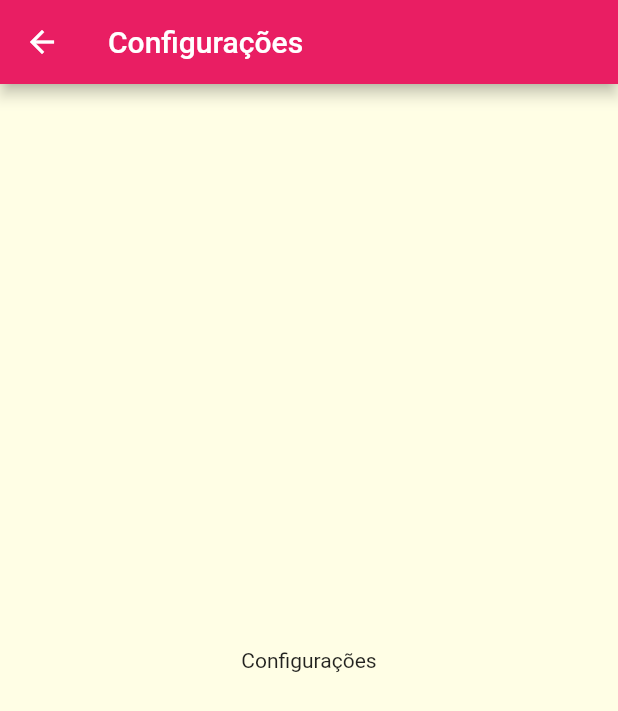
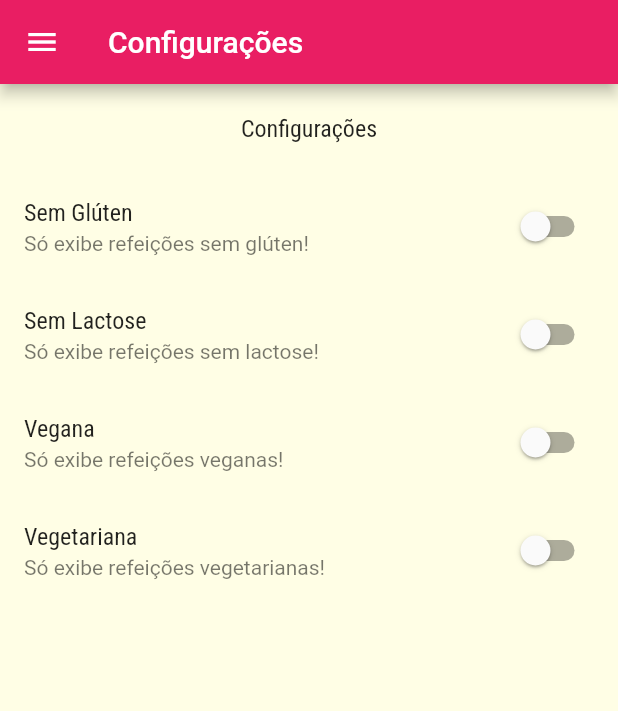
Before and after one commit to jvfranco/flutter_meals, a Flutter app: the SettingsScreen screen opened by its route, on a phone screen of 412 x 824 dp. Shown: the top 711 px of the screen. Run offline on Flutter 3.47's test engine with Material 2 defaults, Android fonts, the phone set to English and light mode, and no system bars; network calls fail.

```diff
--- a/lib/components/main_drawer.dart
+++ b/lib/components/main_drawer.dart
@@ -48,12 +48,13 @@ class MainDrawer extends StatelessWidget {
           _createItem(
             Icons.restaurant,
             'Refeições',
-            () => Navigator.of(context).pushNamed(AppRoutes.HOME),
+            () => Navigator.of(context).pushReplacementNamed(AppRoutes.HOME),
           ),
           _createItem(
             Icons.settings,
             'Configurações',
-            () => Navigator.of(context).pushNamed(AppRoutes.SETTINGS),
+            () =>
+                Navigator.of(context).pushReplacementNamed(AppRoutes.SETTINGS),
           ),
         ],
       ),
--- a/lib/main.dart
+++ b/lib/main.dart
@@ -1,14 +1,43 @@
 import 'package:flutter/material.dart';
+import 'package:meals/models/settings.dart';
 import 'package:meals/screens/categories_meals_screen.dart';
 import 'package:meals/screens/categories_screen.dart';
 import 'package:meals/screens/meal_detail_screen.dart';
 import 'package:meals/screens/settings_screen.dart';
 import 'package:meals/screens/tabs_screen.dart';
 import 'package:meals/utils/app_routes.dart';
+import 'package:meals/models/meal.dart';
+import 'package:meals/data/dummy_data.dart';
 
 void main() => runApp(MyApp());
 
-class MyApp extends StatelessWidget {
+class MyApp extends StatefulWidget {
+  @override
+  State<MyApp> createState() => _MyAppState();
+}
+
+class _MyAppState extends State<MyApp> {
+  Settings settings = Settings();
+
+  List<Meal> _availableMeals = dummyMeals;
+
+  void _filterMeals(Settings settings) {
+    setState(() {
+      this.settings = settings;
+
+      _availableMeals = dummyMeals.where((meal) {
+        final filterGluten = settings.isGlutenFree && !meal.isGlutenFree;
+        final filterLactose = settings.isLactoseFree && !meal.isLactoseFree;
+        final filterVegan = settings.isVegan && !meal.isVegan;
+        final filterVegetarian = settings.isVegetarian && !meal.isVegetarian;
+        return !filterGluten &&
+            !filterLactose &&
+            !filterVegan &&
+            !filterVegetarian;
+      }).toList();
+    });
+  }
+
   @override
   Widget build(BuildContext context) {
     return MaterialApp(
@@ -16,7 +45,7 @@ class MyApp extends StatelessWidget {
       theme: ThemeData(
         colorScheme: ColorScheme.fromSwatch().copyWith(
           primary: Colors.pink,
-          secondary: Colors.amber,
+          secondary: Colors.orange,
         ),
         canvasColor: const Color.fromRGBO(255, 254, 229, 1),
         textTheme: ThemeData.light().textTheme.copyWith(
@@ -28,9 +57,10 @@ class MyApp extends StatelessWidget {
       // home: const CategoriesScreen(),
       routes: {
         AppRoutes.HOME: (ctx) => const TabsScreen(),
-        AppRoutes.CATEGORIES_MEALS: (ctx) => const CategoriesMealsScreen(),
+        AppRoutes.CATEGORIES_MEALS: (ctx) =>
+            CategoriesMealsScreen(_availableMeals),
         AppRoutes.MEAL_DETAIL: (ctx) => const MealDetailScreen(),
-        AppRoutes.SETTINGS: (ctx) => const SettingsScreen(),
+        AppRoutes.SETTINGS: (ctx) => SettingsScreen(_filterMeals, settings),
       },
       // cria rota dinamicamente
       // onGenerateRoute: (settings) {
--- /dev/null
+++ b/lib/models/settings.dart
@@ -0,0 +1,13 @@
+class Settings {
+  bool isGlutenFree;
+  bool isLactoseFree;
+  bool isVegan;
+  bool isVegetarian;
+
+  Settings({
+    this.isGlutenFree = false,
+    this.isLactoseFree = false,
+    this.isVegan = false,
+    this.isVegetarian = false,
+  });
+}
--- a/lib/screens/settings_screen.dart
+++ b/lib/screens/settings_screen.dart
@@ -1,7 +1,41 @@
 import 'package:flutter/material.dart';
+import 'package:meals/components/main_drawer.dart';
+import 'package:meals/models/settings.dart';
 
-class SettingsScreen extends StatelessWidget {
-  const SettingsScreen({Key? key}) : super(key: key);
+class SettingsScreen extends StatefulWidget {
+  final Function(Settings) onSettingsChanged;
+  final Settings settings;
+
+  const SettingsScreen(this.onSettingsChanged, this.settings, {Key? key})
+      : super(key: key);
+
+  @override
+  State<SettingsScreen> createState() => _SettingsScreenState();
+}
+
+class _SettingsScreenState extends State<SettingsScreen> {
+  var settings;
+
+  @override
+  void initState() {
+    super.initState();
+    settings = widget.settings;
+  }
+
+  Widget _createSwitch(String title,
+      String subtitle,
+      bool value,
+      void Function(bool) onChanged,) {
+    return SwitchListTile.adaptive(
+      value: value,
+      onChanged: (value) {
+        onChanged(value);
+        widget.onSettingsChanged(settings);
+      },
+      title: Text(title),
+      subtitle: Text(subtitle),
+    );
+  }
 
   @override
   Widget build(BuildContext context) {
@@ -9,8 +43,50 @@ class SettingsScreen extends StatelessWidget {
       appBar: AppBar(
         title: const Text('Configurações'),
       ),
-      body: const Center(
-        child: Text('Configurações'),
+      drawer: const MainDrawer(),
+      body: Column(
+        children: [
+          Container(
+            padding: const EdgeInsets.all(20.0),
+            child: Text(
+              'Configurações',
+              style: Theme
+                  .of(context)
+                  .textTheme
+                  .titleMedium,
+            ),
+          ),
+          Expanded(
+            child: ListView(
+              children: <Widget>[
+                _createSwitch(
+                  'Sem Glúten',
+                  'Só exibe refeições sem glúten!',
+                  settings.isGlutenFree,
+                      (value) => setState(() => settings.isGlutenFree = value),
+                ),
+                _createSwitch(
+                  'Sem Lactose',
+                  'Só exibe refeições sem lactose!',
+                  settings.isLactoseFree,
+                      (value) => setState(() => settings.isLactoseFree = value),
+                ),
+                _createSwitch(
+                  'Vegana',
+                  'Só exibe refeições veganas!',
+                  settings.isVegan,
+                      (value) => setState(() => settings.isVegan = value),
+                ),
+                _createSwitch(
+                  'Vegetariana',
+                  'Só exibe refeições vegetarianas!',
+                  settings.isVegetarian,
+                      (value) => setState(() => settings.isVegetarian = value),
+                ),
+              ],
+            ),
+          ),
+        ],
       ),
     );
   }
```
Also changed, not shown: lib/components/meal_item.dart (+6 -4 lines), lib/screens/categories_meals_screen.dart (+5 -2 lines), lib/screens/meal_detail_screen.dart (+7 -1 lines).
